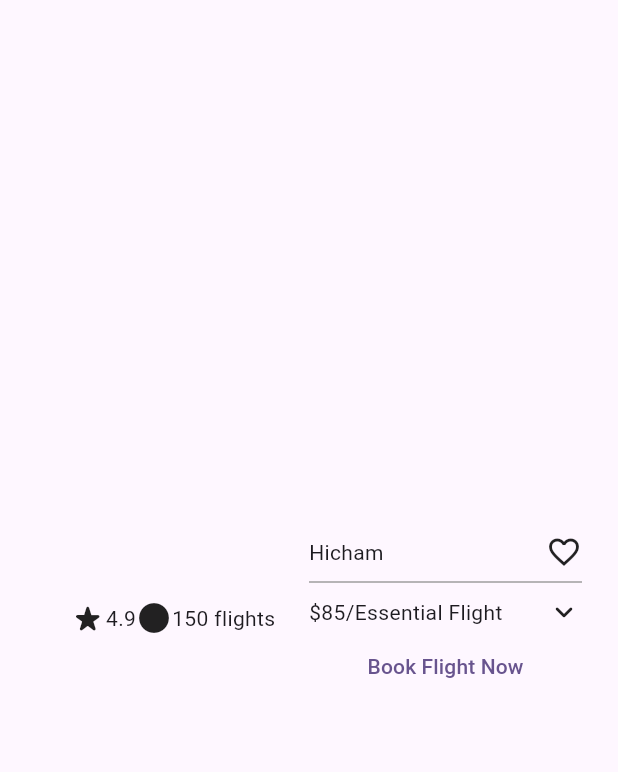
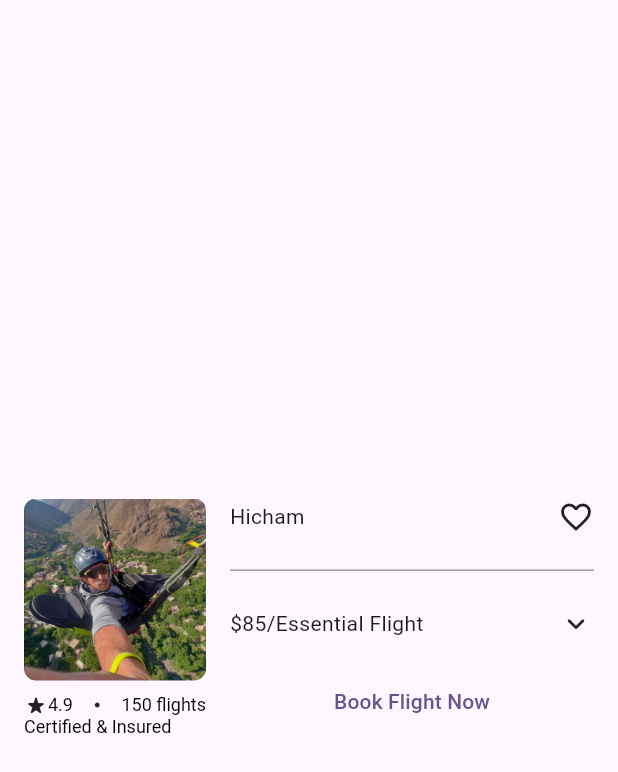
Before and after one commit to friendly-yahya/Atlas-paragliding, a Flutter app: the screen it shows after launch, on a phone screen of 412 x 824 dp. Shown: the top 772 px of the screen. Run offline on Flutter 3.47's test engine with Material 3 defaults, Android fonts, the light colour scheme and no system bars; our stand-ins replace firebase_core; accounts and stored records are empty.

Commit message:
Finish component layout

```diff
--- a/lib/main.dart
+++ b/lib/main.dart
@@ -20,7 +20,8 @@ class MyApp extends StatelessWidget {
       theme: ThemeData(
         colorScheme: ColorScheme.fromSeed(seedColor: Colors.deepPurple),
       ),
-      home: const MyHomePage(), // Remove the `title` parameter
+      home: const MyHomePage(),
+      // Remove the `title` parameter
     );
   }
 }
@@ -32,28 +33,59 @@ class MyHomePage extends StatelessWidget {
   @override
   Widget build(BuildContext context) {
     return Scaffold(
-      body: Padding(
-        padding: EdgeInsetsGeometry.all(24),
+      body: Center(
+
+        child: Padding(
+          padding: EdgeInsets.all(16),
           child:
-          Row(
+            IntrinsicHeight(
+              child: Row(
+                mainAxisSize: MainAxisSize.min,
+                crossAxisAlignment: CrossAxisAlignment.start,
                 children: [
 
                   Expanded(
+                    flex: 1,
                     child: Column(
-                  mainAxisAlignment: MainAxisAlignment.center,
-                  mainAxisSize: MainAxisSize.min,
+                      //mainAxisAlignment: MainAxisAlignment.center,
+                      //mainAxisSize: MainAxisSize.min,
+                      children: [
+                        AspectRatio(
+                          aspectRatio: 1,
+                          child: ClipRRect(
+                            borderRadius: BorderRadius.circular(8),
+                            child: Image.asset(
+                              'assets/images/hicham.png',
+
+                              fit: BoxFit.cover,
+                            ),
+                          ),
+                        ),
+                        SizedBox(height: 8,),
+                        DefaultTextStyle(
+                          style: TextStyle(
+                            fontSize: 12,
+                            fontWeight: FontWeight.w400,
+                            color: Colors.black),
+                          child: Column(
+                            children: [
+
+                              Row(
+                                mainAxisSize: MainAxisSize.max,
+                                mainAxisAlignment: MainAxisAlignment.spaceBetween,
                                 children: [
                                   Row(
-                      mainAxisSize: MainAxisSize.min,
-                      mainAxisAlignment: MainAxisAlignment.spaceEvenly,
+                                    mainAxisSize: MainAxisSize.max,
                                     children: [
-                        Row(
-                          children: [
-                            Icon(Icons.star_rate_rounded),
+                                      Icon(Icons.star_rate_rounded,
+                                      size: 16,),
                                       Text('4.9')
                                     ],
                                   ),
-                        Icon(Icons.circle),
+                                  Icon(
+                                    Icons.circle,
+                                    size: 4,
+                                  ),
                                   Row(
                                     children: [
                                       Text('150 flights')
@@ -61,16 +93,28 @@ class MyHomePage extends StatelessWidget {
                                   ),
                                 ],
                               ),
+                              Align(
+                                alignment: Alignment.centerLeft,
+                                child: Text('Certified & Insured ')),
+                            ],
+                          ),
+                        ),
                       ],
                     )
                   ),
+                  SizedBox(
+                    width: 16,
+                  ),
                   Expanded(
+                    flex: 2,
                     child: Column(
                       mainAxisSize: MainAxisSize.max,
-                  mainAxisAlignment: MainAxisAlignment.center,
+                      crossAxisAlignment: CrossAxisAlignment.stretch,
+                      mainAxisAlignment: MainAxisAlignment.spaceBetween,
                       children: [
                         Row(
                           mainAxisAlignment: MainAxisAlignment.spaceBetween,
+                          //mainAxisSize: MainAxisSize.max,
                           children: [
                             Text('Hicham'),
                             Icon(Icons.favorite_border),
@@ -104,6 +148,8 @@ class MyHomePage extends StatelessWidget {
                 ],
               ),
             ),
+        ),
+      ),
     );
   }
 }
--- a/pubspec.yaml
+++ b/pubspec.yaml
@@ -58,10 +58,8 @@ flutter:
   # the material Icons class.
   uses-material-design: true
 
-  # To add assets to your application, add an assets section, like this:
-  # assets:
-  #   - images/a_dot_burr.jpeg
-  #   - images/a_dot_ham.jpeg
+  assets:
+    - assets/images/hicham.png
 
   # An image asset can refer to one or more resolution-specific "variants", see
   # https://flutter.dev/to/resolution-aware-images
```
Also changed, not shown: assets/images/hicham.png (added). Lines whose indentation alone changed are shown as unchanged.
